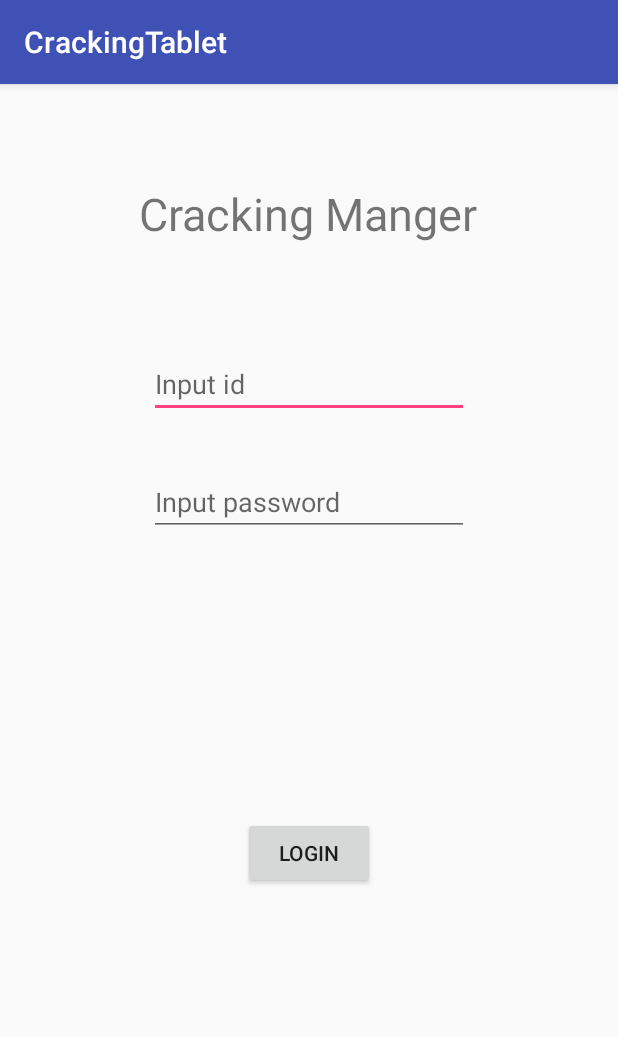
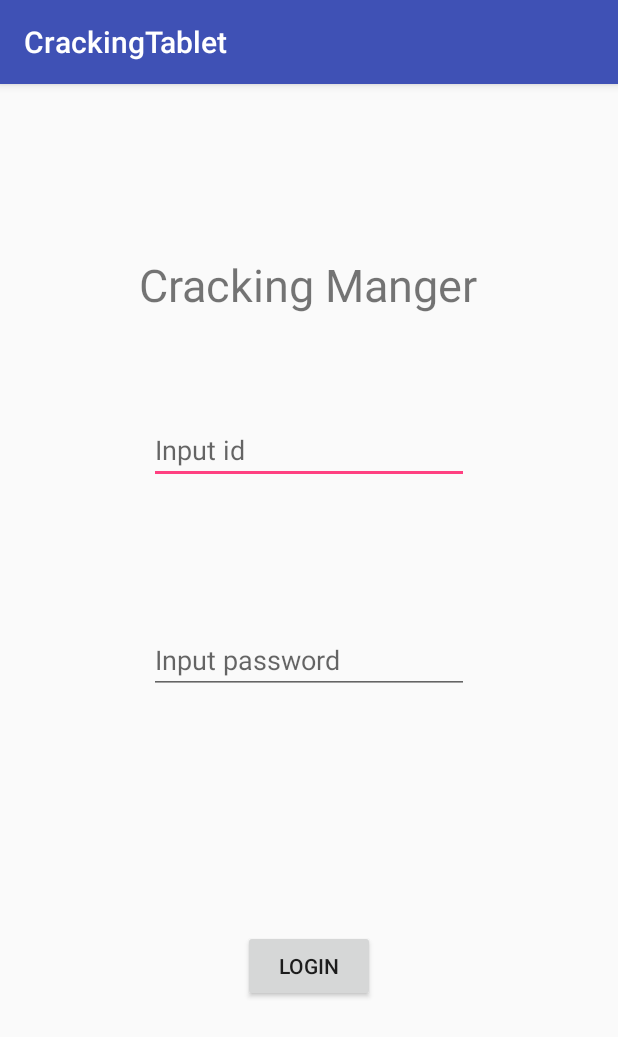
Before and after one commit to fksdud456/Cracking, an Android app: the screen it shows after launch (LoginActivity), on a phone screen of 412 x 824 dp. Shown: the top 1037 px of the screen. Run offline under Robolectric (Android 15) with nearby library versions, the phone set to English and light mode, and no system bars.

Commit message:
2018. 04. 20 lastest tablet kyungmin

```diff
--- a/CrackingTablet/app/src/main/java/com/example/student/crackingtablet/LoginActivity.java
+++ b/CrackingTablet/app/src/main/java/com/example/student/crackingtablet/LoginActivity.java
@@ -4,32 +4,30 @@ import android.content.Intent;
 import android.support.v7.app.AppCompatActivity;
 import android.os.Bundle;
 import android.view.View;
+import android.widget.EditText;
 import android.widget.Toast;
 
 public class LoginActivity extends AppCompatActivity {
-
+    EditText et_id, et_pwd;
     @Override
     protected void onCreate(Bundle savedInstanceState) {
         super.onCreate(savedInstanceState);
         setContentView(R.layout.activity_login);
-
+        et_id= findViewById(R.id.et_id);
+        et_pwd = findViewById(R.id.et_pwd);
     }
 
     public void clickBtn(View v) {
         if (v.getId() == R.id.btn_login) {
-            if (requestLogin()) {
+            String id = et_id.getText().toString();
+            String pwd = et_pwd.getText().toString();
+            if(id.equals("admin") && pwd.equals("admin")){
                 successLogin();
-            } else {
+            }
+            else{
                 failLogin();
             }
         }
-    }
-
-    public boolean requestLogin() {
-        boolean result = true;
-
-
-        return result;
     }
 
     public void successLogin() {
--- a/CrackingTablet/app/src/main/res/layout/activity_login.xml
+++ b/CrackingTablet/app/src/main/res/layout/activity_login.xml
@@ -12,7 +12,7 @@
         android:layout_height="wrap_content"
         android:layout_alignParentTop="true"
         android:layout_centerHorizontal="true"
-        android:layout_marginTop="177dp"
+        android:layout_marginTop="221dp"
         android:ems="10"
         android:hint="Input id"
         android:inputType="textPersonName" />
@@ -21,9 +21,7 @@
         android:id="@+id/et_pwd"
         android:layout_width="wrap_content"
         android:layout_height="wrap_content"
-        android:layout_alignParentTop="true"
-        android:layout_centerHorizontal="true"
-        android:layout_marginTop="256dp"
+        android:layout_centerInParent="true"
         android:ems="10"
         android:hint="Input password"
         android:inputType="textPersonName" />
@@ -34,7 +32,7 @@
         android:layout_height="wrap_content"
         android:layout_alignParentTop="true"
         android:layout_centerHorizontal="true"
-        android:layout_marginTop="66dp"
+        android:layout_marginTop="113dp"
         android:text="Cracking Manger"
         android:textSize="30sp" />
 
@@ -44,7 +42,7 @@
         android:layout_height="wrap_content"
         android:layout_alignParentBottom="true"
         android:layout_centerHorizontal="true"
-        android:layout_marginBottom="231dp"
+        android:layout_marginBottom="156dp"
         android:onClick="clickBtn"
         android:text="Login" />
 </RelativeLayout>
```
Also changed, not shown: CrackingTablet/app/src/main/java/com/example/student/crackingtablet/MainActivity.java (+87 -5 lines), CrackingTablet/app/src/main/java/com/example/student/crackingtablet/UserGridAdapter.java (+10 -4 lines).
